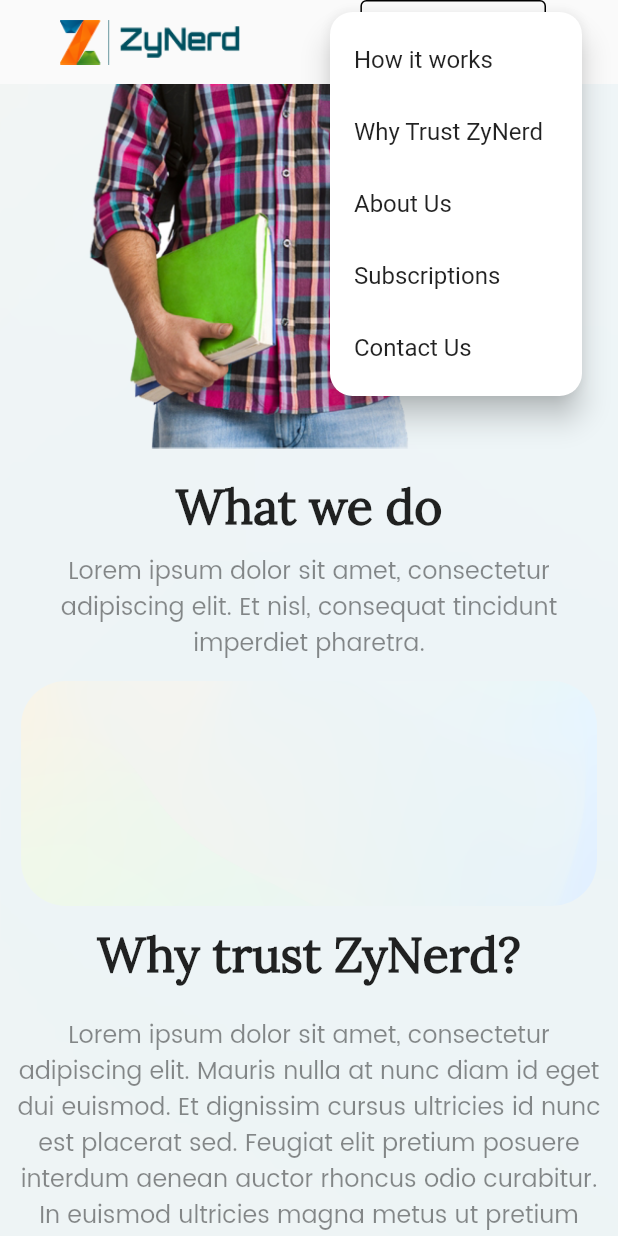
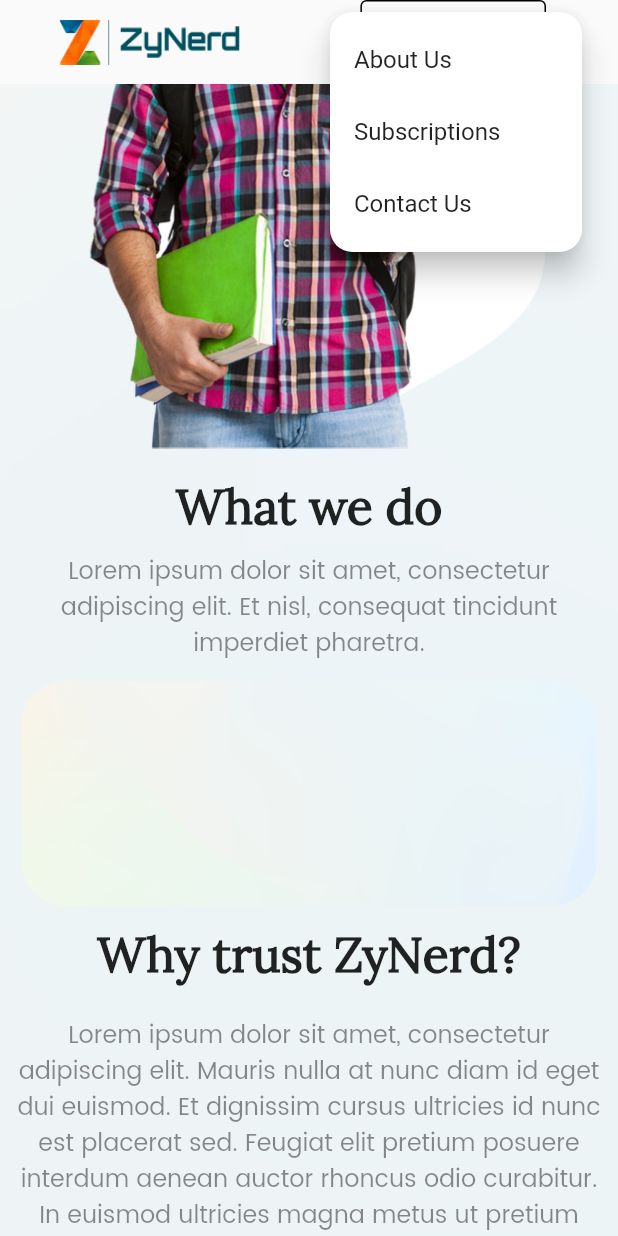
Before and after one commit to corvantaanalytics/Zynerd_MobileApp, a Flutter app: the screen it shows after launch, scrolled down 576 dp, after a tap on the "menu" icon, on a phone screen of 412 x 824 dp. Run offline on Flutter 3.47's test engine with Material 2 defaults, Android fonts, the phone set to English and light mode, and no system bars; our stand-ins replace flutter_svg; missing offline and left inert: footer.

Commit message:
Landing Dropdown list changed

```diff
--- a/lib/views/landing.dart
+++ b/lib/views/landing.dart
@@ -55,14 +55,6 @@ class _LandingState extends State<Landing> {
             shape: RoundedRectangleBorder(
                 borderRadius: BorderRadius.all(Radius.circular(15.0))),
             itemBuilder: (context) => [
-              const PopupMenuItem(
-                value: 0,
-                child: Text("How it works"),
-              ),
-              const PopupMenuItem(
-                value: 1,
-                child: Text("Why Trust ZyNerd"),
-              ),
               const PopupMenuItem(
                 value: 2,
                 child: Text("About Us"),
@@ -168,7 +160,7 @@ class _LandingState extends State<Landing> {
                         ),
                       ),
                       const Text(
-                        'career choices !',
+                        'Career Choices !',
                         textAlign: TextAlign.right,
                         style: TextStyle(
                             //  height: 0,
@@ -398,7 +390,7 @@ class _LandingState extends State<Landing> {
                               SizedBox(
                                 height: 5,
                               ),
-                              Text("information",
+                              Text("Information",
                                   style: TextStyle(
                                       fontSize: 14,
                                       fontFamily: 'poppins',
```
